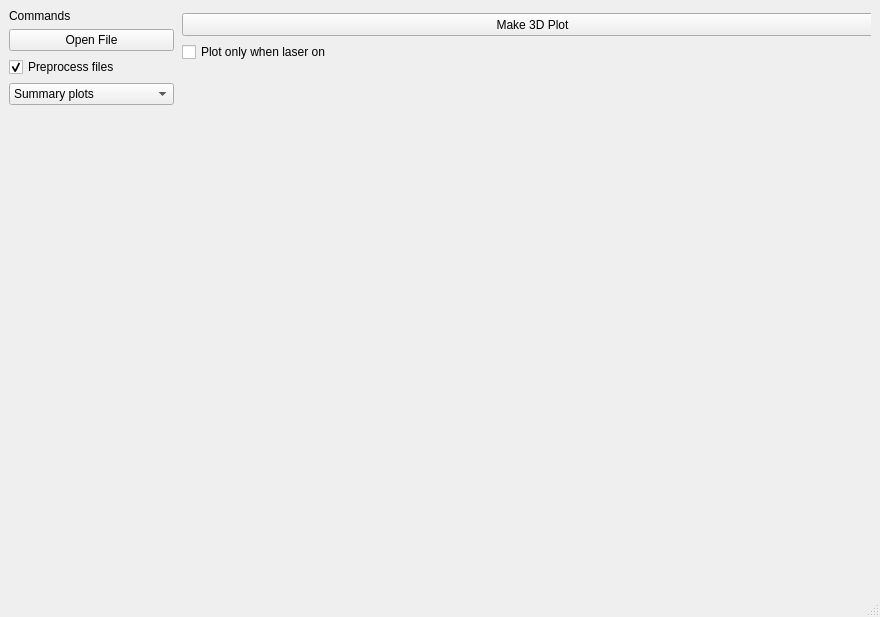
Qt form qt_poc/ui/main_window.ui (sw580844/ngif_romar) before a commit.
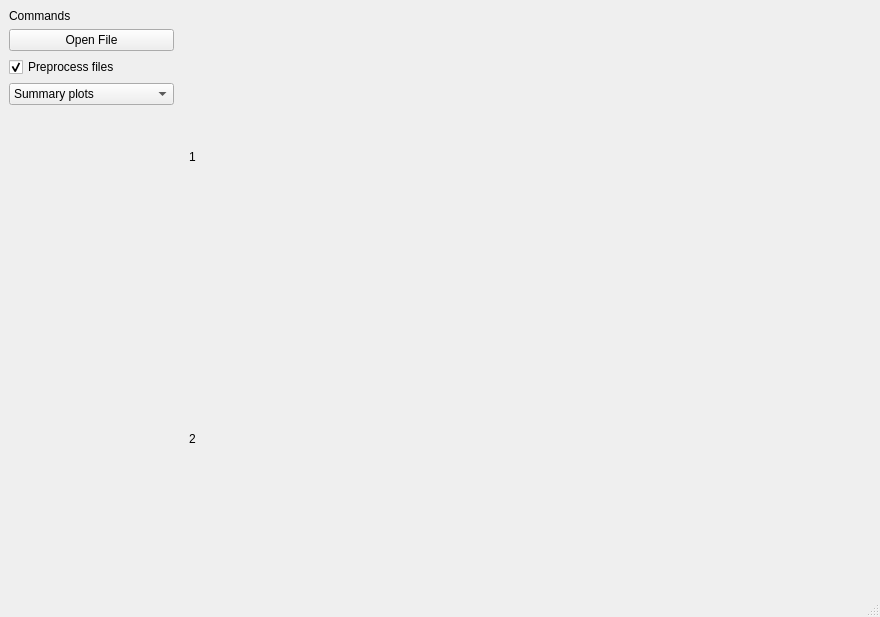
The same form after that commit. Custom widgets are drawn as their Qt base class.

Commit message: WIP single toolpath plots and fixes

```diff
--- a/qt_poc/ui/main_window.ui
+++ b/qt_poc/ui/main_window.ui
@@ -91,7 +91,7 @@
       <item>
        <widget class="QStackedWidget" name="stackedWidget">
         <property name="currentIndex">
-         <number>3</number>
+         <number>4</number>
         </property>
         <widget class="QWidget" name="page_1">
          <layout class="QGridLayout" name="gridLayout_2">
@@ -282,7 +282,7 @@
             <x>2</x>
             <y>4</y>
             <width>701</width>
-            <height>561</height>
+            <height>564</height>
            </rect>
           </property>
           <layout class="QGridLayout" name="gridLayout_7">
@@ -319,6 +319,31 @@
           </layout>
          </widget>
         </widget>
+        <widget class="QWidget" name="page_single_toolpath">
+         <layout class="QGridLayout" name="gridLayout_8">
+          <item row="0" column="0">
+           <layout class="QGridLayout" name="gridLayout_9">
+            <item row="1" column="1">
+             <widget class="SingleToolpathPlotsForm" name="single_toolpath_page" native="true"/>
+            </item>
+            <item row="1" column="0">
+             <widget class="QLabel" name="label_3">
+              <property name="text">
+               <string>2</string>
+              </property>
+             </widget>
+            </item>
+            <item row="0" column="0">
+             <widget class="QLabel" name="label_5">
+              <property name="text">
+               <string>1</string>
+              </property>
+             </widget>
+            </item>
+           </layout>
+          </item>
+         </layout>
+        </widget>
        </widget>
       </item>
      </layout>
@@ -337,6 +362,14 @@
   </widget>
   <widget class="QStatusBar" name="statusbar"/>
  </widget>
+ <customwidgets>
+  <customwidget>
+   <class>SingleToolpathPlotsForm</class>
+   <extends>QWidget</extends>
+   <header>single_toolpaths_plots_code</header>
+   <container>1</container>
+  </customwidget>
+ </customwidgets>
  <resources/>
  <connections/>
 </ui>
```
Left out of the diff: 7 changed lines with no effect on the pictures. The commit also changes 9 other files.
